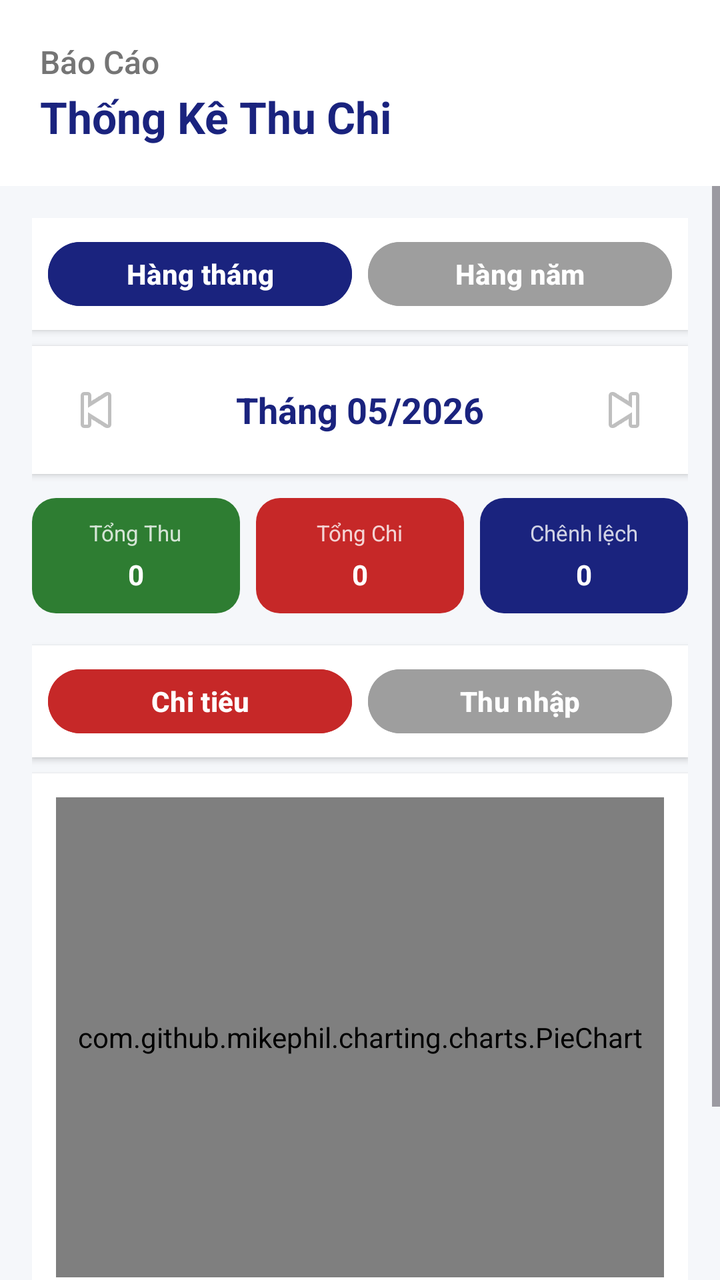
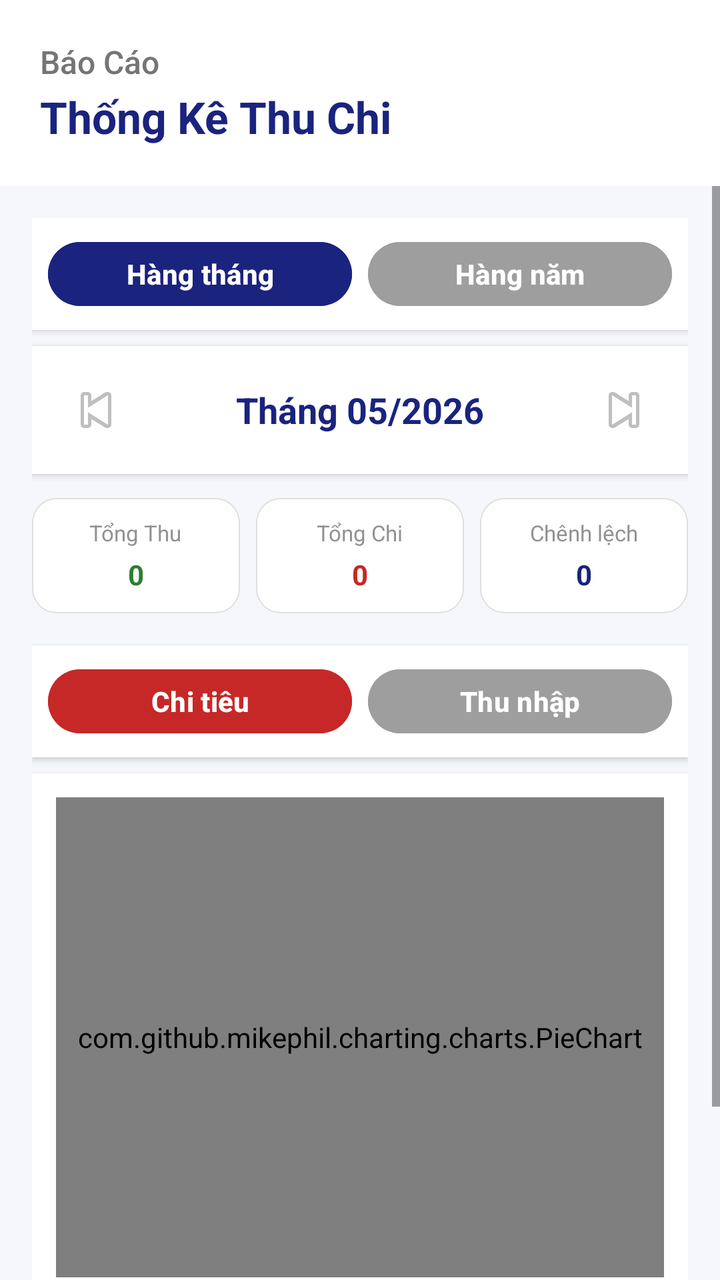

Compare the two renders of this Android layout. The source of the first and the diff that turns it into the second are given below.
<!-- AndroidManifest.xml: application theme Theme.QuanLyChiTieu -->
<!-- res/layout/fragment_report.xml -->
<?xml version="1.0" encoding="utf-8"?>
<LinearLayout xmlns:android="http://schemas.android.com/apk/res/android"
    android:layout_width="match_parent"
    android:layout_height="match_parent"
    android:background="#F5F7FA"
    android:orientation="vertical">

    <LinearLayout
        android:layout_width="match_parent"
        android:layout_height="wrap_content"
        android:background="@android:color/white"
        android:orientation="vertical"
        android:padding="20dp">

        <TextView
            android:layout_width="wrap_content"
            android:layout_height="wrap_content"
            android:fontFamily="sans-serif-medium"
            android:text="Báo Cáo"
            android:textColor="#757575"
            android:textSize="16sp" />

        <TextView
            android:layout_width="wrap_content"
            android:layout_height="wrap_content"
            android:layout_marginTop="2dp"
            android:text="Thống Kê Thu Chi"
            android:textColor="#1A237E"
            android:textSize="22sp"
            android:textStyle="bold" />
    </LinearLayout>

    <ScrollView
        android:layout_width="match_parent"
        android:layout_height="wrap_content">

        <LinearLayout
            android:layout_width="match_parent"
            android:layout_height="wrap_content"
            android:orientation="vertical"
            android:padding="16dp">

            <LinearLayout
                android:layout_width="match_parent"
                android:layout_height="wrap_content"
                android:background="@android:color/white"
                android:gravity="center"
                android:orientation="horizontal"
                android:padding="8dp"
                android:layout_marginBottom="8dp"
                android:elevation="2dp">

                <Button
                    android:id="@+id/btnMonthlyTab"
                    android:layout_width="0dp"
                    android:layout_height="40dp"
                    android:layout_weight="1"
                    android:layout_marginEnd="4dp"
                    android:backgroundTint="#1A237E"
                    android:text="Hàng tháng"
                    android:textSize="14sp"
                    android:textStyle="bold" />

                <Button
                    android:id="@+id/btnYearlyTab"
                    android:layout_width="0dp"
                    android:layout_height="40dp"
                    android:layout_weight="1"
                    android:layout_marginStart="4dp"
                    android:backgroundTint="#9E9E9E"
                    android:text="Hàng năm"
                    android:textSize="14sp"
                    android:textStyle="bold" />

            </LinearLayout>

            <LinearLayout
                android:id="@+id/layoutDateSelector"
                android:layout_width="match_parent"
                android:layout_height="wrap_content"
                android:background="@android:color/white"
                android:gravity="center"
                android:orientation="horizontal"
                android:padding="12dp"
                android:layout_marginBottom="12dp"
                android:elevation="2dp">

                <ImageButton
                    android:id="@+id/btnPrevPeriod"
                    android:layout_width="40dp"
                    android:layout_height="40dp"
                    android:background="?attr/selectableItemBackgroundBorderless"
                    android:contentDescription="Kỳ trước"
                    android:scaleType="center"
                    android:src="@android:drawable/ic_media_previous" />

                <TextView
                    android:id="@+id/tvPeriodDisplay"
                    android:layout_width="0dp"
                    android:layout_height="wrap_content"
                    android:layout_weight="1"
                    android:clickable="true"
                    android:focusable="true"
                    android:gravity="center"
                    android:text="Tháng 05/2026"
                    android:textColor="#1A237E"
                    android:textSize="18sp"
                    android:textStyle="bold" />

                <ImageButton
                    android:id="@+id/btnNextPeriod"
                    android:layout_width="40dp"
                    android:layout_height="40dp"
                    android:background="?attr/selectableItemBackgroundBorderless"
                    android:contentDescription="Kỳ sau"
                    android:scaleType="center"
                    android:src="@android:drawable/ic_media_next" />

            </LinearLayout>

            <LinearLayout
                android:layout_width="match_parent"
                android:layout_height="wrap_content"
                android:orientation="horizontal"
                android:weightSum="3"
                android:layout_marginBottom="16dp">

                <LinearLayout
                    android:id="@+id/cardSummaryIncome"
                    android:layout_width="0dp"
                    android:layout_height="match_parent"
                    android:layout_weight="1"
                    android:layout_marginEnd="4dp"
                    android:background="@drawable/card_summary_income"
                    android:gravity="center"
                    android:orientation="vertical"
                    android:padding="10dp">

                    <TextView
                        android:layout_width="wrap_content"
                        android:layout_height="wrap_content"
                        android:alpha="0.8"
                        android:text="Tổng Thu"
                        android:textColor="#FFFFFF"
                        android:textSize="11sp" />

                    <TextView
                        android:id="@+id/tvTotalIncome"
                        android:layout_width="wrap_content"
                        android:layout_height="wrap_content"
                        android:layout_marginTop="4dp"
                        android:maxLines="1"
                        android:text="0"
                        android:textColor="@android:color/white"
                        android:textSize="14sp"
                        android:textStyle="bold" />
                </LinearLayout>

                <LinearLayout
                    android:id="@+id/cardSummaryExpense"
                    android:layout_width="0dp"
                    android:layout_height="match_parent"
                    android:layout_weight="1"
                    android:layout_marginHorizontal="4dp"
                    android:background="@drawable/card_summary_expense"
                    android:gravity="center"
                    android:orientation="vertical"
                    android:padding="10dp">

                    <TextView
                        android:layout_width="wrap_content"
                        android:layout_height="wrap_content"
                        android:alpha="0.8"
                        android:text="Tổng Chi"
                        android:textColor="#FFFFFF"
                        android:textSize="11sp" />

                    <TextView
                        android:id="@+id/tvTotalExpense"
                        android:layout_width="wrap_content"
                        android:layout_height="wrap_content"
                        android:layout_marginTop="4dp"
                        android:maxLines="1"
                        android:text="0"
                        android:textColor="@android:color/white"
                        android:textSize="14sp"
                        android:textStyle="bold" />
                </LinearLayout>

                <LinearLayout
                    android:id="@+id/cardSummaryBalance"
                    android:layout_width="0dp"
                    android:layout_height="match_parent"
                    android:layout_weight="1"
                    android:layout_marginStart="4dp"
                    android:background="@drawable/card_summary_balance"
                    android:gravity="center"
                    android:orientation="vertical"
                    android:padding="10dp">

                    <TextView
                        android:layout_width="wrap_content"
                        android:layout_height="wrap_content"
                        android:alpha="0.8"
                        android:text="Chênh lệch"
                        android:textColor="#FFFFFF"
                        android:textSize="11sp" />

                    <TextView
                        android:id="@+id/tvNetBalance"
                        android:layout_width="wrap_content"
                        android:layout_height="wrap_content"
                        android:layout_marginTop="4dp"
                        android:maxLines="1"
                        android:text="0"
                        android:textColor="@android:color/white"
                        android:textSize="14sp"
                        android:textStyle="bold" />
                </LinearLayout>

            </LinearLayout>

            <LinearLayout
                android:layout_width="match_parent"
                android:layout_height="wrap_content"
                android:background="@android:color/white"
                android:gravity="center"
                android:orientation="horizontal"
                android:padding="8dp"
                android:layout_marginBottom="8dp"
                android:elevation="2dp">

                <Button
                    android:id="@+id/btnChartExpense"
                    android:layout_width="0dp"
                    android:layout_height="40dp"
                    android:layout_weight="1"
                    android:layout_marginEnd="4dp"
                    android:backgroundTint="#C62828"
                    android:text="Chi tiêu"
                    android:textSize="14sp"
                    android:textStyle="bold" />

                <Button
                    android:id="@+id/btnChartIncome"
                    android:layout_width="0dp"
                    android:layout_height="40dp"
                    android:layout_weight="1"
                    android:layout_marginStart="4dp"
                    android:backgroundTint="#9E9E9E"
                    android:text="Thu nhập"
                    android:textSize="14sp"
                    android:textStyle="bold" />

            </LinearLayout>

            <LinearLayout
                android:layout_width="match_parent"
                android:layout_height="wrap_content"
                android:background="@android:color/white"
                android:orientation="vertical"
                android:padding="12dp"
                android:layout_marginBottom="8dp"
                android:elevation="2dp">

                <com.github.mikephil.charting.charts.PieChart
                    android:id="@+id/pieChartDetail"
                    android:layout_width="match_parent"
                    android:layout_height="240dp" />

            </LinearLayout>

            <LinearLayout
                android:layout_width="match_parent"
                android:layout_height="wrap_content"
                android:background="@android:color/white"
                android:orientation="vertical"
                android:padding="12dp"
                android:layout_marginBottom="16dp"
                android:elevation="2dp">

                <TextView
                    android:layout_width="wrap_content"
                    android:layout_height="wrap_content"
                    android:layout_marginBottom="8dp"
                    android:text="📊 DANH MỤC CHI TIẾT"
                    android:textColor="#1A237E"
                    android:textSize="15sp"
                    android:textStyle="bold" />

                <androidx.recyclerview.widget.RecyclerView
                    android:id="@+id/rvCategoryStats"
                    android:layout_width="match_parent"
                    android:layout_height="wrap_content"
                    android:nestedScrollingEnabled="false" />

            </LinearLayout>

        </LinearLayout>

    </ScrollView>

</LinearLayout>
<!-- resources referenced by this layout -->
<resources>
  <!-- drawable card_summary_balance (drawable) -->
  <?xml version="1.0" encoding="utf-8"?>
  <shape xmlns:android="http://schemas.android.com/apk/res/android"
      android:shape="rectangle">
      <solid android:color="#1A237E" />
      <corners android:radius="12dp" />
  </shape>
  <!-- drawable card_summary_expense (drawable) -->
  <?xml version="1.0" encoding="utf-8"?>
  <shape xmlns:android="http://schemas.android.com/apk/res/android"
      android:shape="rectangle">
      <solid android:color="#C62828" />
      <corners android:radius="12dp" />
  </shape>
  <!-- drawable card_summary_income (drawable) -->
  <?xml version="1.0" encoding="utf-8"?>
  <shape xmlns:android="http://schemas.android.com/apk/res/android"
      android:shape="rectangle">
      <solid android:color="#2E7D32" />
      <corners android:radius="12dp" />
  </shape>
  <style name="Theme.QuanLyChiTieu" parent="Base.Theme.QuanLyChiTieu" />
  <style name="Base.Theme.QuanLyChiTieu" parent="Theme.Material3.DayNight.NoActionBar">
          
          
      </style>
</resources>

<!-- the commit's change to res/layout/fragment_report.xml (unified diff, before → after) -->
@@ -141,7 +141,7 @@
                         android:layout_height="wrap_content"
                         android:alpha="0.8"
                         android:text="Tổng Thu"
-                        android:textColor="#FFFFFF"
+                        android:textColor="#757575"
                         android:textSize="11sp" />
 
                     <TextView
@@ -151,7 +151,7 @@
                         android:layout_marginTop="4dp"
                         android:maxLines="1"
                         android:text="0"
-                        android:textColor="@android:color/white"
+                        android:textColor="#2E7D32"
                         android:textSize="14sp"
                         android:textStyle="bold" />
                 </LinearLayout>
@@ -172,7 +172,7 @@
                         android:layout_height="wrap_content"
                         android:alpha="0.8"
                         android:text="Tổng Chi"
-                        android:textColor="#FFFFFF"
+                        android:textColor="#757575"
                         android:textSize="11sp" />
 
                     <TextView
@@ -182,7 +182,7 @@
                         android:layout_marginTop="4dp"
                         android:maxLines="1"
                         android:text="0"
-                        android:textColor="@android:color/white"
+                        android:textColor="#C62828"
                         android:textSize="14sp"
                         android:textStyle="bold" />
                 </LinearLayout>
@@ -203,7 +203,7 @@
                         android:layout_height="wrap_content"
                         android:alpha="0.8"
                         android:text="Chênh lệch"
-                        android:textColor="#FFFFFF"
+                        android:textColor="#757575"
                         android:textSize="11sp" />
 
                     <TextView
@@ -213,7 +213,7 @@
                         android:layout_marginTop="4dp"
                         android:maxLines="1"
                         android:text="0"
-                        android:textColor="@android:color/white"
+                        android:textColor="#1A237E"
                         android:textSize="14sp"
                         android:textStyle="bold" />
                 </LinearLayout>
<!-- resource entries referenced after the edit -->
@@ -4,21 +4,24 @@
   <?xml version="1.0" encoding="utf-8"?>
   <shape xmlns:android="http://schemas.android.com/apk/res/android"
       android:shape="rectangle">
-      <solid android:color="#1A237E" />
+      <solid android:color="#FFFFFF" />
+      <stroke android:width="0.5dp" android:color="#E0E0E0" />
       <corners android:radius="12dp" />
   </shape>
   <!-- drawable card_summary_expense (drawable) -->
   <?xml version="1.0" encoding="utf-8"?>
   <shape xmlns:android="http://schemas.android.com/apk/res/android"
       android:shape="rectangle">
-      <solid android:color="#C62828" />
+      <solid android:color="#FFFFFF" />
+      <stroke android:width="0.5dp" android:color="#E0E0E0" />
       <corners android:radius="12dp" />
   </shape>
   <!-- drawable card_summary_income (drawable) -->
   <?xml version="1.0" encoding="utf-8"?>
   <shape xmlns:android="http://schemas.android.com/apk/res/android"
       android:shape="rectangle">
-      <solid android:color="#2E7D32" />
+      <solid android:color="#FFFFFF" />
+      <stroke android:width="0.5dp" android:color="#E0E0E0" />
       <corners android:radius="12dp" />
   </shape>
   <style name="Theme.QuanLyChiTieu" parent="Base.Theme.QuanLyChiTieu" />
